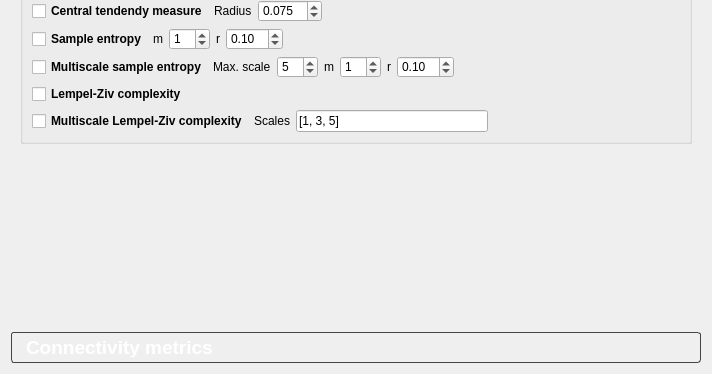
Old version of the form eeg_features/parameters/view.ui in the repository medusabci/medusa-analyzer; both pictures show x 0 to 712 and y 465 to 839 of the 712 by 839 pixel window.
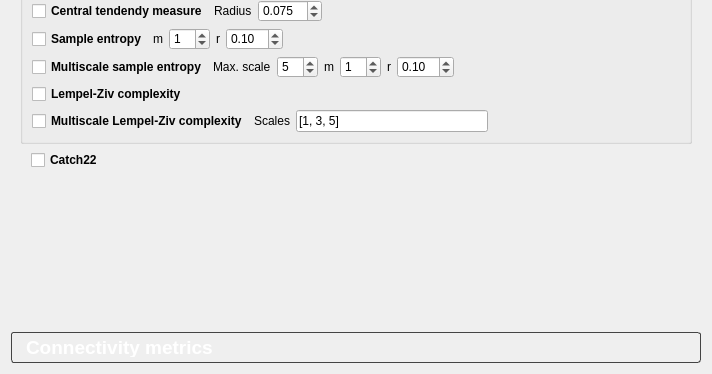
New version of the form.

Commit message: Add loading progress updates and new checkbox for 'Catch22' feature

Patch:
```diff
--- a/eeg_features/parameters/view.ui
+++ b/eeg_features/parameters/view.ui
@@ -72,8 +72,8 @@
        <rect>
         <x>0</x>
         <y>0</y>
-        <width>690</width>
-        <height>714</height>
+        <width>694</width>
+        <height>731</height>
        </rect>
       </property>
       <attribute name="label">
@@ -930,6 +930,26 @@
          </layout>
         </widget>
        </item>
+       <item>
+        <layout class="QHBoxLayout" name="horizontalLayout_21">
+         <property name="leftMargin">
+          <number>11</number>
+         </property>
+         <item>
+          <widget class="QCheckBox" name="catchCBox">
+           <property name="font">
+            <font>
+             <weight>75</weight>
+             <bold>true</bold>
+            </font>
+           </property>
+           <property name="text">
+            <string>Catch22</string>
+           </property>
+          </widget>
+         </item>
+        </layout>
+       </item>
        <item>
         <spacer name="verticalSpacer_2">
          <property name="orientation">
```
Left out of the diff: 4 changed lines with no effect on the pictures. The commit also changes 4 other files.
